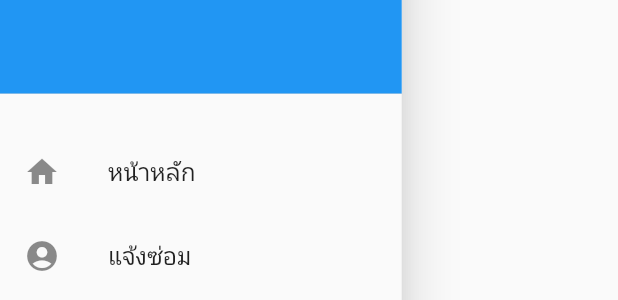
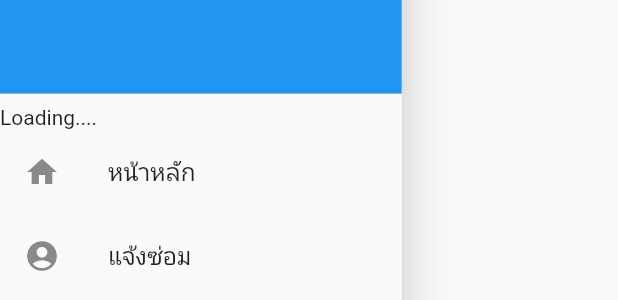
Before and after one commit to CodeLavel/Re-airITM, a Flutter app: the Menu widget shown alone on an empty page, opened directly, on a phone screen of 412 x 824 dp. Shown: the part 148-448 px from the top of the screen. Run offline on Flutter 3.47's test engine with Material 2 defaults, Android fonts, the phone set to English and light mode, and no system bars; our stand-ins replace connectivity, curved_navigation_bar, fluttertoast, introduction_screen, shared_preferences; missing offline and left inert: flutter_barcode_scanner, flutter_session, qrscan; accounts and stored records are empty.

Commit message:
update packet

```diff
--- a/lib/widgets/menu.dart
+++ b/lib/widgets/menu.dart
@@ -30,12 +30,11 @@ class _MenuState extends State<Menu> {
               ),
             ),
             FutureBuilder(
-                future: FlutterSession().get('token'),
+                // future: FlutterSession().get('token'),
                 builder: (context, snapshot) {
-                  return Text(snapshot.hasData
-                      ? snapshot.data.toString()
-                      : 'Loading....');
-                }),
+              return Text(
+                  snapshot.hasData ? snapshot.data.toString() : 'Loading....');
+            }),
             ListTile(
               leading: Icon(Icons.home),
               title: Text('หน้าหลัก'),
```
Also changed, not shown: pubspec.lock.
